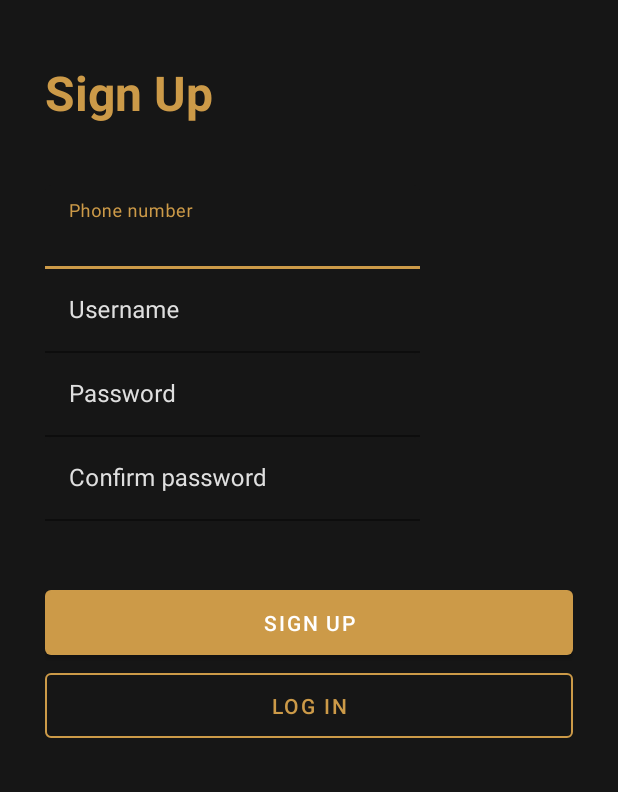
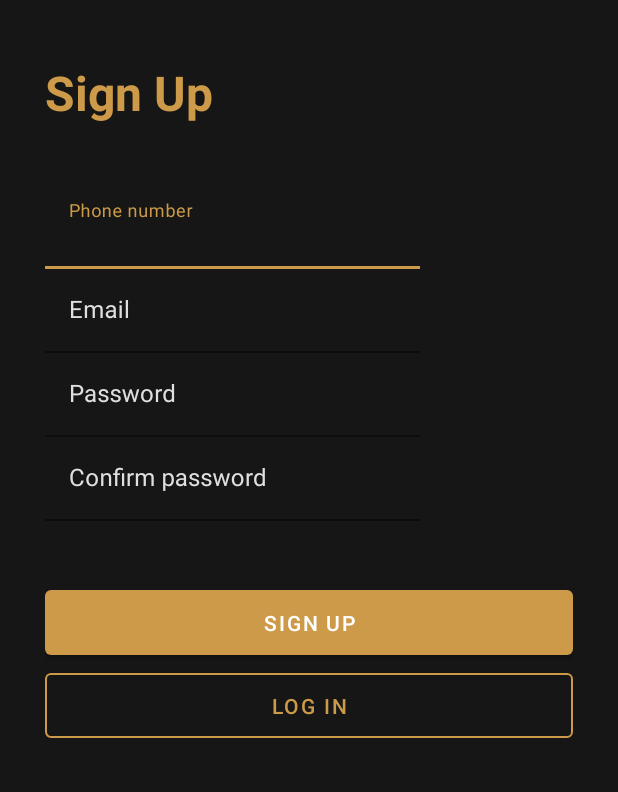
Before and after one commit to noah-erasmus/Conversate, an Android app: the screen it shows after launch (AuthenticationActivity), on a phone screen of 412 x 824 dp, the part 444-1236 px from its top. Run offline under Robolectric (Android 15) with nearby library versions, the phone set to English and light mode, and no system bars; our stand-ins replace Firebase (no records; nobody signed in at launch, a user with empty details on screens opened directly).

Commit message:
[F] Add signup functionality

```diff
--- a/app/build.gradle
+++ b/app/build.gradle
@@ -38,6 +38,7 @@ dependencies {
 
     implementation platform('com.google.firebase:firebase-bom:27.1.0')
     implementation 'com.google.firebase:firebase-analytics-ktx'
+    implementation 'com.google.firebase:firebase-auth-ktx'
     implementation "org.jetbrains.kotlin:kotlin-stdlib:$kotlin_version"
     implementation 'androidx.core:core-ktx:1.3.2'
     implementation 'androidx.appcompat:appcompat:1.2.0'
--- a/app/src/main/AndroidManifest.xml
+++ b/app/src/main/AndroidManifest.xml
@@ -9,6 +9,7 @@
         android:roundIcon="@mipmap/ic_launcher_round"
         android:supportsRtl="true"
         android:theme="@style/Theme.Conversate">
+        <activity android:name=".BaseActivity"></activity>
         <activity android:name=".AuthenticationActivity">
             <intent-filter>
                 <action android:name="android.intent.action.MAIN" />
--- a/app/src/main/java/com/example/conversate/fragments/SignupFragment.kt
+++ b/app/src/main/java/com/example/conversate/fragments/SignupFragment.kt
@@ -10,6 +10,7 @@ import androidx.fragment.app.FragmentActivity
 import androidx.fragment.app.FragmentManager
 import androidx.fragment.app.FragmentTransaction
 import com.example.conversate.AuthenticationActivity
+import com.example.conversate.BaseActivity
 import com.example.conversate.R
 import kotlinx.android.synthetic.main.fragment_login.*
 import kotlinx.android.synthetic.main.fragment_signup.*
@@ -27,5 +28,12 @@ class SignupFragment : Fragment(R.layout.fragment_signup) {
                 commit()
             }
         }
+
+        signup_btn_s.setOnClickListener{
+            var email: String = signup_email.text.toString()
+            var password: String = signup_password.text.toString()
+
+            (activity as AuthenticationActivity).registerUser(email, password)
+        }
     }
 }
--- a/app/src/main/res/layout/fragment_signup.xml
+++ b/app/src/main/res/layout/fragment_signup.xml
@@ -38,6 +38,7 @@
                 app:hintTextColor="@color/conversate_gold"
                 android:layout_gravity="left">
                 <com.google.android.material.textfield.TextInputEditText
+                    android:id="@+id/signup_phone"
                     android:layout_width="250dp"
                     android:layout_height="wrap_content"
                     android:inputType="phone"
@@ -47,15 +48,16 @@
             <com.google.android.material.textfield.TextInputLayout
                 android:layout_width="wrap_content"
                 android:layout_height="wrap_content"
-                android:hint="Username"
+                android:hint="Email"
                 app:boxBackgroundColor="@color/conversate_black"
                 android:textColorHint="@color/conversate_white"
                 app:hintTextColor="@color/conversate_gold"
                 android:layout_gravity="left">
                 <com.google.android.material.textfield.TextInputEditText
+                    android:id="@+id/signup_email"
                     android:layout_width="250dp"
                     android:layout_height="wrap_content"
-                    android:inputType="text"
+                    android:inputType="textEmailAddress"
                     android:textColor="@color/conversate_white"/>
             </com.google.android.material.textfield.TextInputLayout>
 
@@ -68,6 +70,7 @@
                 app:hintTextColor="@color/conversate_gold"
                 android:layout_gravity="left">
                 <com.google.android.material.textfield.TextInputEditText
+                    android:id="@+id/signup_password"
                     android:layout_width="250dp"
                     android:layout_height="wrap_content"
                     android:inputType="textPassword"
@@ -83,6 +86,7 @@
                 app:hintTextColor="@color/conversate_gold"
                 android:layout_gravity="left">
                 <com.google.android.material.textfield.TextInputEditText
+                    android:id="@+id/signup_confirm_password"
                     android:layout_width="250dp"
                     android:layout_height="wrap_content"
                     android:inputType="textPassword"
```
Also changed, not shown: app/src/main/java/com/example/conversate/AuthenticationActivity.kt (+23 -1 lines), app/src/main/java/com/example/conversate/BaseActivity.kt (added, +30 -0 lines), app/src/main/java/com/example/conversate/fragments/LoginFragment.kt (+5 -2 lines).
